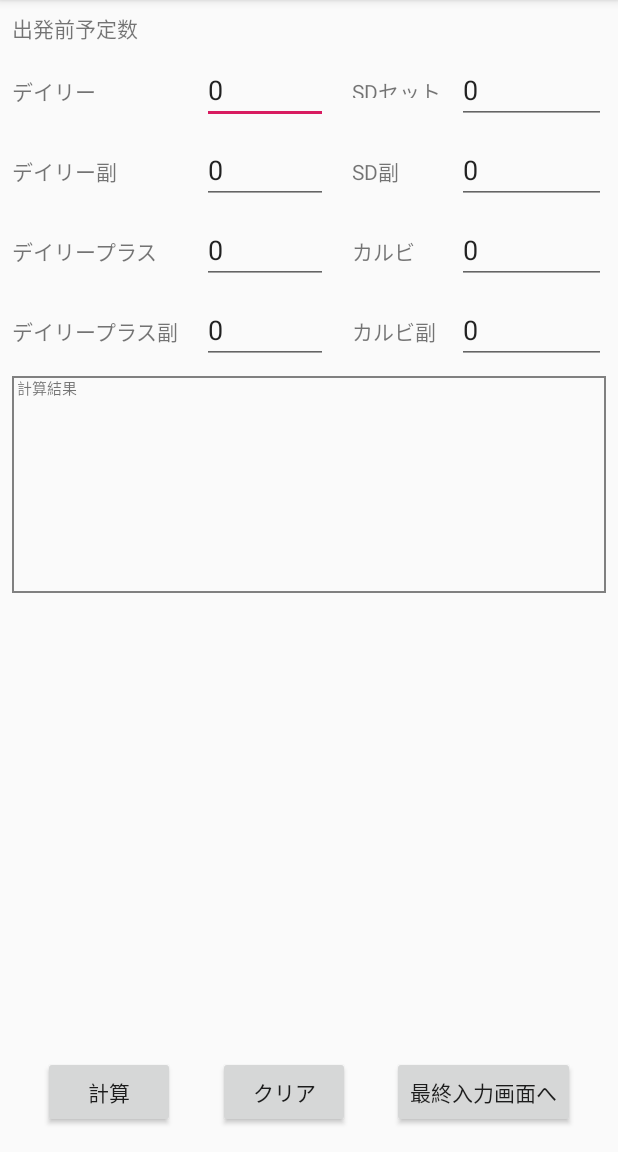
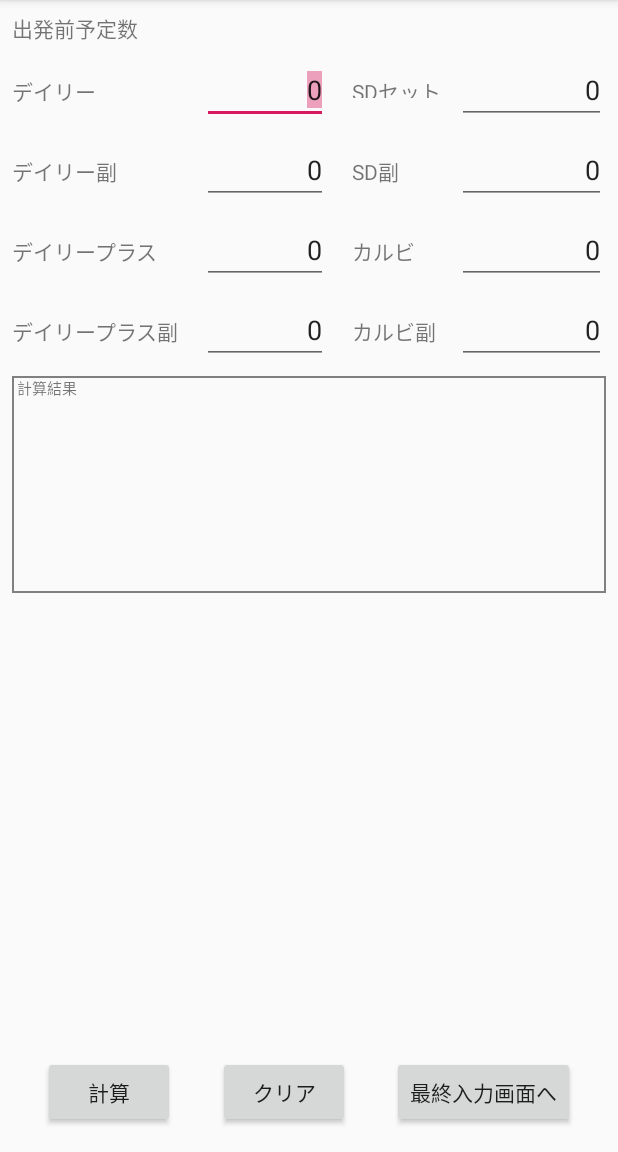
Before and after one commit to miraclekitten/PartTimeJobApplication, an Android app: the screen it shows after launch (PartTimeJobActivity), on a phone screen of 412 x 824 dp, the part 84-1236 px from its top. Run offline under Robolectric (Android 15) with nearby library versions, the phone set to English and light mode, and no system bars.

Commit message:
1.アクティビティからEditText選択時に、入力されている文字列すべてを選択する設定の追加 参考: http://kuuur.net/tech/android/allselect

```diff
--- a/app/src/main/java/com/websarva/wings/android/parttimejobapplication/PartTimeJobActivity.java
+++ b/app/src/main/java/com/websarva/wings/android/parttimejobapplication/PartTimeJobActivity.java
@@ -5,6 +5,7 @@ import android.support.v7.app.AppCompatActivity;
 import android.os.Bundle;
 import android.text.Html;
 import android.text.TextUtils;
+import android.view.MotionEvent;
 import android.view.View;
 import android.widget.Button;
 import android.widget.EditText;
@@ -63,7 +64,7 @@ public class PartTimeJobActivity extends AppCompatActivity {
                     if(TextUtils.isEmpty(dailyEdit.getText()) || TextUtils.isEmpty(daily2Edit.getText()) || TextUtils.isEmpty(dailyPlusEdit.getText()) || TextUtils.isEmpty(dailyPlus2Edit.getText()) ||
                             TextUtils.isEmpty(sdEdit.getText()) || TextUtils.isEmpty(sd2Edit.getText()) || TextUtils.isEmpty(karuEdit.getText()) || TextUtils.isEmpty(karu2Edit.getText())){
                         clearMenu(menu1, menu2, menu3, menu4, gohan);
-                        menu1.setText("未入力箇所があります。");
+                        menu1.setText(Html.fromHtml("<strong><font color=\"red\">未入力箇所があります。</font></strong>"));
                         break;
                     }
 
--- a/app/src/main/res/layout/activity_part_time_job.xml
+++ b/app/src/main/res/layout/activity_part_time_job.xml
@@ -37,11 +37,13 @@
         android:layout_marginTop="8dp"
         android:layout_marginEnd="8dp"
         android:ems="10"
+        android:gravity="right"
         android:inputType="textPersonName"
         android:text="0"
         app:layout_constraintEnd_toStartOf="@+id/guideline5"
         app:layout_constraintStart_toStartOf="@+id/guideline"
-        app:layout_constraintTop_toBottomOf="@+id/tvTitle" />
+        app:layout_constraintTop_toBottomOf="@+id/tvTitle"
+        android:selectAllOnFocus="true"/>
 
 
     <TextView
@@ -115,11 +117,13 @@
         android:layout_marginTop="8dp"
         android:layout_marginEnd="8dp"
         android:ems="10"
+        android:gravity="right"
         android:inputType="textEmailAddress"
         android:text="0"
         app:layout_constraintEnd_toEndOf="parent"
         app:layout_constraintStart_toStartOf="@+id/guideline4"
-        app:layout_constraintTop_toBottomOf="@+id/tvTitle" />
+        app:layout_constraintTop_toBottomOf="@+id/tvTitle"
+        android:selectAllOnFocus="true"/>
 
 
     <EditText
@@ -130,12 +134,14 @@
         android:layout_marginTop="8dp"
         android:layout_marginEnd="8dp"
         android:ems="10"
+        android:gravity="right"
         android:inputType="textEmailAddress"
         android:text="0"
         app:layout_constraintEnd_toStartOf="@+id/guideline5"
         app:layout_constraintHorizontal_bias="0.0"
         app:layout_constraintStart_toStartOf="@+id/guideline"
-        app:layout_constraintTop_toBottomOf="@+id/sdSet_edittext" />
+        app:layout_constraintTop_toBottomOf="@+id/sdSet_edittext"
+        android:selectAllOnFocus="true"/>
 
     <EditText
         android:id="@+id/sd2_edittext"
@@ -145,12 +151,14 @@
         android:layout_marginTop="8dp"
         android:layout_marginEnd="8dp"
         android:ems="10"
+        android:gravity="right"
         android:inputType="textEmailAddress"
         android:text="0"
         app:layout_constraintEnd_toEndOf="parent"
         app:layout_constraintHorizontal_bias="0.0"
         app:layout_constraintStart_toStartOf="@+id/guideline4"
-        app:layout_constraintTop_toBottomOf="@+id/sdSet_edittext" />
+        app:layout_constraintTop_toBottomOf="@+id/sdSet_edittext"
+        android:selectAllOnFocus="true"/>
 
     <EditText
         android:id="@+id/dailyPlus_edittext"
@@ -160,12 +168,14 @@
         android:layout_marginTop="8dp"
         android:layout_marginEnd="8dp"
         android:ems="10"
+        android:gravity="right"
         android:inputType="textEmailAddress"
         android:text="0"
         app:layout_constraintEnd_toStartOf="@+id/guideline5"
         app:layout_constraintHorizontal_bias="0.0"
         app:layout_constraintStart_toStartOf="@+id/guideline"
-        app:layout_constraintTop_toBottomOf="@+id/sd2_edittext" />
+        app:layout_constraintTop_toBottomOf="@+id/sd2_edittext"
+        android:selectAllOnFocus="true"/>
 
     <EditText
         android:id="@+id/karubi_edittext"
@@ -175,12 +185,14 @@
         android:layout_marginTop="8dp"
         android:layout_marginEnd="8dp"
         android:ems="10"
+        android:gravity="right"
         android:inputType="textEmailAddress"
         android:text="0"
         app:layout_constraintEnd_toEndOf="parent"
         app:layout_constraintHorizontal_bias="0.0"
         app:layout_constraintStart_toStartOf="@+id/guideline4"
-        app:layout_constraintTop_toBottomOf="@+id/sd2_edittext" />
+        app:layout_constraintTop_toBottomOf="@+id/sd2_edittext"
+        android:selectAllOnFocus="true"/>
 
     <EditText
         android:id="@+id/dailyPlus2_edittext"
@@ -190,12 +202,14 @@
         android:layout_marginTop="8dp"
         android:layout_marginEnd="8dp"
         android:ems="10"
+        android:gravity="right"
         android:inputType="textEmailAddress"
         android:text="0"
         app:layout_constraintEnd_toStartOf="@+id/guideline5"
         app:layout_constraintHorizontal_bias="0.0"
         app:layout_constraintStart_toStartOf="@+id/guideline"
-        app:layout_constraintTop_toBottomOf="@+id/karubi_edittext" />
+        app:layout_constraintTop_toBottomOf="@+id/karubi_edittext"
+        android:selectAllOnFocus="true"/>
 
     <EditText
         android:id="@+id/karubi2_edittext"
@@ -205,13 +219,15 @@
         android:layout_marginTop="8dp"
         android:layout_marginEnd="8dp"
         android:ems="10"
+        android:gravity="right"
         android:inputType="textEmailAddress"
         android:text="0"
         app:layout_constraintEnd_toEndOf="parent"
         app:layout_constraintHorizontal_bias="0.0"
         app:layout_constraintStart_toStartOf="@+id/guideline4"
         app:layout_constraintTop_toBottomOf="@+id/karubi_edittext"
-        tools:text="0" />
+        tools:text="0"
+        android:selectAllOnFocus="true"/>
 
     <android.support.constraint.Guideline
         android:id="@+id/guideline"
```
